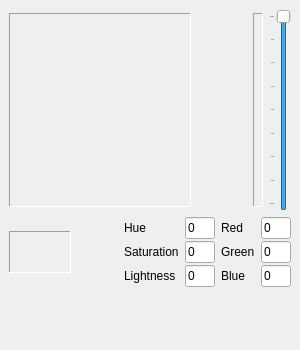
First picture: the form in src/widgets/color_chooser.ui, repository Kracav4ik/pencil_mob, before the edit.
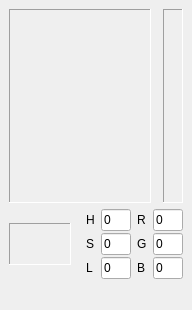
Second picture: the form after the edit. Custom widgets are drawn as their Qt base class.

Commit message: color chooser lightness selector improved

Diff of the .ui file:
```diff
--- a/src/widgets/color_chooser.ui
+++ b/src/widgets/color_chooser.ui
@@ -6,16 +6,10 @@
    <rect>
     <x>0</x>
     <y>0</y>
-    <width>300</width>
-    <height>350</height>
+    <width>192</width>
+    <height>310</height>
    </rect>
   </property>
-  <property name="minimumSize">
-   <size>
-    <width>260</width>
-    <height>326</height>
-   </size>
-  </property>
   <property name="allowedAreas">
    <set>Qt::LeftDockWidgetArea|Qt::RightDockWidgetArea</set>
   </property>
@@ -49,13 +43,13 @@
         <widget class="QFrame" name="frame">
          <property name="minimumSize">
           <size>
-           <width>182</width>
+           <width>142</width>
            <height>194</height>
           </size>
          </property>
          <property name="maximumSize">
           <size>
-           <width>182</width>
+           <width>142</width>
            <height>194</height>
           </size>
          </property>
@@ -88,13 +82,13 @@
             </property>
             <property name="minimumSize">
              <size>
-              <width>180</width>
+              <width>140</width>
               <height>192</height>
              </size>
             </property>
             <property name="maximumSize">
              <size>
-              <width>180</width>
+              <width>140</width>
               <height>192</height>
              </size>
             </property>
@@ -120,7 +114,7 @@
         <widget class="QFrame" name="frame_2">
          <property name="minimumSize">
           <size>
-           <width>10</width>
+           <width>20</width>
            <height>194</height>
           </size>
          </property>
@@ -159,7 +153,7 @@
             </property>
             <property name="minimumSize">
              <size>
-              <width>8</width>
+              <width>18</width>
               <height>192</height>
              </size>
             </property>
@@ -174,49 +168,6 @@
          </layout>
         </widget>
        </item>
-       <item>
-        <widget class="QSlider" name="sliderL">
-         <property name="minimumSize">
-          <size>
-           <width>22</width>
-           <height>202</height>
-          </size>
-         </property>
-         <property name="maximumSize">
-          <size>
-           <width>22</width>
-           <height>202</height>
-          </size>
-         </property>
-         <property name="minimum">
-          <number>0</number>
-         </property>
-         <property name="maximum">
-          <number>255</number>
-         </property>
-         <property name="pageStep">
-          <number>8</number>
-         </property>
-         <property name="value">
-          <number>255</number>
-         </property>
-         <property name="tracking">
-          <bool>true</bool>
-         </property>
-         <property name="orientation">
-          <enum>Qt::Vertical</enum>
-         </property>
-         <property name="invertedAppearance">
-          <bool>false</bool>
-         </property>
-         <property name="tickPosition">
-          <enum>QSlider::TicksAbove</enum>
-         </property>
-         <property name="tickInterval">
-          <number>32</number>
-         </property>
-        </widget>
-       </item>
       </layout>
      </widget>
     </item>
@@ -330,7 +281,7 @@
           <item row="0" column="0">
            <widget class="QLabel" name="label">
             <property name="text">
-             <string>Hue</string>
+             <string>H</string>
             </property>
             <property name="buddy">
              <cstring>editH</cstring>
@@ -365,7 +316,7 @@
           <item row="0" column="2">
            <widget class="QLabel" name="label_6">
             <property name="text">
-             <string>Red</string>
+             <string>R</string>
             </property>
             <property name="buddy">
              <cstring>editR</cstring>
@@ -400,7 +351,7 @@
           <item row="1" column="0">
            <widget class="QLabel" name="label_2">
             <property name="text">
-             <string>Saturation</string>
+             <string>S</string>
             </property>
             <property name="buddy">
              <cstring>editS</cstring>
@@ -435,7 +386,7 @@
           <item row="1" column="2">
            <widget class="QLabel" name="label_5">
             <property name="text">
-             <string>Green</string>
+             <string>G</string>
             </property>
             <property name="buddy">
              <cstring>editG</cstring>
@@ -470,7 +421,7 @@
           <item row="2" column="0">
            <widget class="QLabel" name="label_3">
             <property name="text">
-             <string>Lightness</string>
+             <string>L</string>
             </property>
             <property name="buddy">
              <cstring>editL</cstring>
@@ -505,7 +456,7 @@
           <item row="2" column="2">
            <widget class="QLabel" name="label_4">
             <property name="text">
-             <string>Blue</string>
+             <string>B</string>
             </property>
             <property name="buddy">
              <cstring>editB</cstring>
```
The commit also changes 2 other files.
